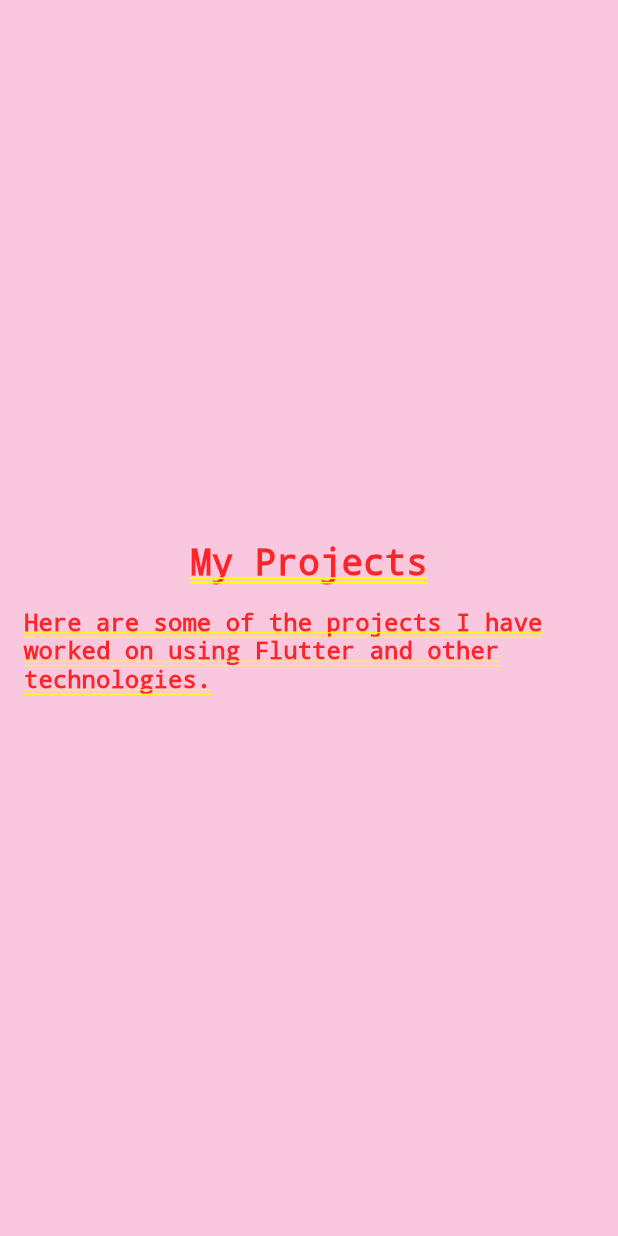
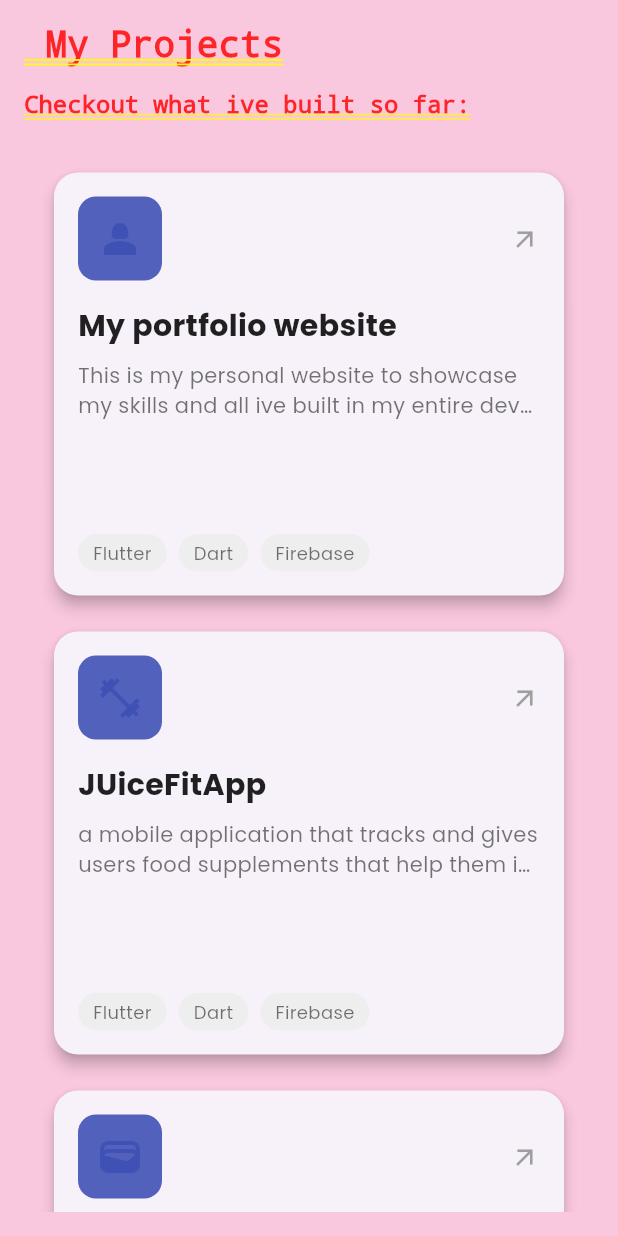
Before and after one commit to Rawlings378/rollo-portfolio, a Flutter app: the ProjectsPage screen opened by its route, on a phone screen of 412 x 824 dp. Run offline on Flutter 3.47's test engine with Material 3 defaults, Android fonts, the phone set to English and light mode, and no system bars; our stand-ins replace firebase_core, flutter_animate, google_fonts; accounts and stored records are empty.

Commit message:
my project list commit

```diff
--- a/lib/pages/projects_page.dart
+++ b/lib/pages/projects_page.dart
@@ -1,29 +1,79 @@
 import 'package:flutter/material.dart';
+
+// ignore: camel_case_types
+class ProjectData {
+  final String title;
+  final String description;
+  final IconData icon;
+  final List<String> tags;
+  ProjectData({
+    required this.title,
+    required this.description,
+    required this.icon,
+    required this.tags,
+  });
+}
+
 class ProjectsPage extends StatelessWidget {
   const ProjectsPage({super.key});
 
   @override
-  Widget build(BuildContext context)  {
+  Widget build(BuildContext context) {
+    final List<ProjectData> projects = [
+      ProjectData(
+        title: 'My portfolio website',
+        description: 'This is my personal website to showcase my skills and all ive built in my entire development project carreer.',
+        icon: Icons.person_2,
+        tags: ['Flutter', 'Dart', 'Firebase'],
+      ),
+      ProjectData(
+        title: 'JUiceFitApp',
+        description: 'a mobile application that tracks and gives users food supplements that help them in daily nutrition',
+        icon: Icons.fitness_center,
+        tags: ['Flutter', 'Dart', 'Firebase'],
+      ),
+      ProjectData(
+        title: 'A FintechApp',
+        description: 'a Mobile money transfer application that allows securely transactions and manage finanaces on the go',
+        icon: Icons.wallet,
+        tags: ['Flutter', 'Dart', 'Firebase'],
+      ),
+    ];
 
-    return Container (
-      width:double.infinity,
-      height:double.infinity,
-      color:Color.fromARGB(125, 243, 140, 188),
-
+    return Container(
+      width: double.infinity,
+      height: double.infinity,
+      color: Color.fromARGB(125, 243, 140, 188),
       child: Padding(
         padding: const EdgeInsets.all(16.0),
         child: Column(
-          mainAxisAlignment: MainAxisAlignment.center,
+          crossAxisAlignment: CrossAxisAlignment.start,
           children: [
             const Text(
-              'My Projects',
+              ' My Projects',
               style: TextStyle(fontSize: 24, fontWeight: FontWeight.bold),
             ),
             const SizedBox(height: 16),
-            Text(
-              'Here are some of the projects I have worked on using Flutter and other technologies.',
+            const Text(
+              'Checkout what ive built so far:',
               textAlign: TextAlign.left,
-              style: const TextStyle(fontSize: 16),
+              style: TextStyle(fontSize: 16),
+            ),
+            const SizedBox(height: 16),
+            Expanded(
+              child: GridView.builder(
+                padding: const EdgeInsets.all(16),
+                gridDelegate: const SliverGridDelegateWithMaxCrossAxisExtent(
+                  maxCrossAxisExtent: 400,
+                  childAspectRatio: 3 / 2.5,
+                  crossAxisSpacing: 16,
+                  mainAxisSpacing: 16,
+                ),
+                itemCount: projects.length,
+                itemBuilder: (context, index) {
+                  return _ProjectCard(project: projects[index]);
+                },
+              ),
             ),
           ],
         ),
@@ -31,3 +81,82 @@
     );
   }
 }
+
+// 3. A Custom Widget for the Project Card
+// This makes the main code much cleaner to read
+class _ProjectCard extends StatelessWidget {
+  final ProjectData project;
+
+  const _ProjectCard({required this.project});
+
+  @override
+  Widget build(BuildContext context) {
+    return Card(
+      elevation: 4, // Adds a subtle shadow
+      shape: RoundedRectangleBorder(borderRadius: BorderRadius.circular(16)),
+      // Clip behavior ensures the Ripple effect stays inside the rounded corners
+      clipBehavior: Clip.antiAlias,
+      child: InkWell(
+        onTap: () {
+          debugPrint("Clicked on ${project.title}");
+        },
+        child: Padding(
+          padding: const EdgeInsets.all(16.0),
+          child: Column(
+            crossAxisAlignment: CrossAxisAlignment.start,
+            children: [
+              Row(
+                children: [
+                  Container(
+                    padding: const EdgeInsets.all(12),
+                    decoration: BoxDecoration(
+                      color: Colors.indigo.withValues(alpha :0.9),
+                      borderRadius: BorderRadius.circular(12),
+                    ),
+                    child: Icon(project.icon, size: 32, color: Colors.indigo),
+                  ),
+                  const Spacer(),
+                  const Icon(Icons.arrow_outward, size: 20, color: Colors.grey),
+                ],
+              ),
+              const SizedBox(height: 16),
+              Text(
+                project.title,
+                style: const TextStyle(
+                  fontSize: 20,
+                  fontWeight: FontWeight.bold,
+                  color: Colors.black87,
+                ),
+              ),
+              const SizedBox(height: 8),
+              Text(
+                project.description,
+                maxLines: 2,
+                overflow: TextOverflow.ellipsis,
+                style: const TextStyle(color: Colors.black54),
+              ),
+              const Spacer(),
+              Wrap(
+                spacing: 8,
+                runSpacing: 4,
+                children: project.tags.map((tag) {
+                  return Container(
+                    padding: const EdgeInsets.symmetric(horizontal: 10, vertical: 4),
+                    decoration: BoxDecoration(
+                      color: Colors.grey.shade200,
+                      borderRadius: BorderRadius.circular(20),
+                    ),
+                    child: Text(
+                      tag,
+                      style: const TextStyle(fontSize: 12, color: Colors.black54),
+                    ),
+                  );
+                }).toList(),
+              ),
+            ],
+          ),
+        ),
+      ),
+    );
+  }
+}
```
